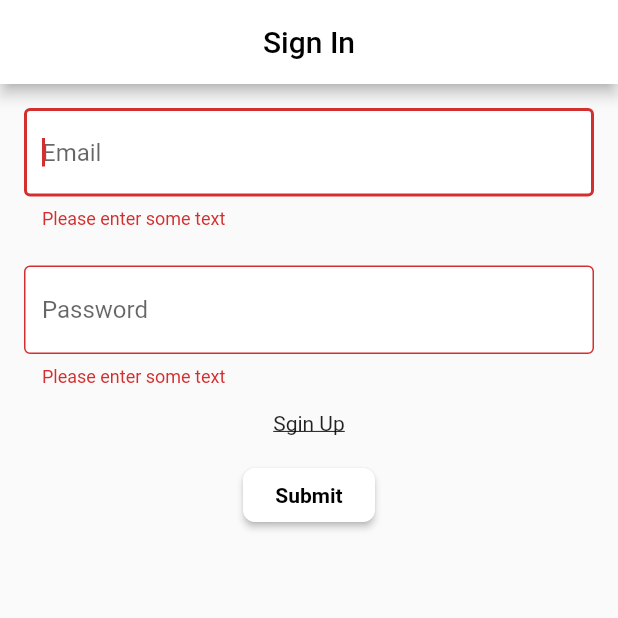
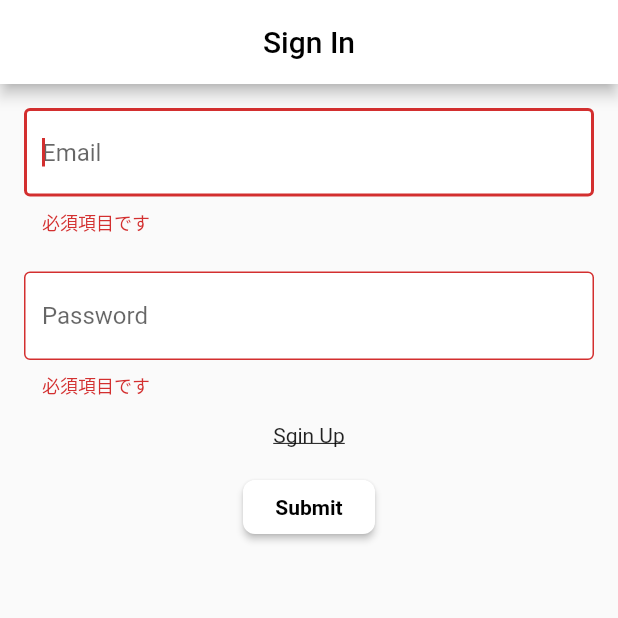
Before and after one commit to sugihararen/flutter_todo_app, a Flutter app: the screen it shows after launch, after a tap on "Submit", on a phone screen of 412 x 824 dp, the top half of it. Run offline on Flutter 3.47's test engine with Material 2 defaults, Android fonts, the phone set to English and light mode, and no system bars; our stand-ins replace cloud_firestore, firebase_auth, firebase_core, shared_preferences; accounts and stored records are empty.

Commit message:
Add Validator.

```diff
--- a/lib/screens/auth/sign_in_screen.dart
+++ b/lib/screens/auth/sign_in_screen.dart
@@ -1,16 +1,10 @@
 import 'package:flutter/material.dart';
 import 'package:flutter_todo_app/models/auth/sign_in_model.dart';
+import 'package:flutter_todo_app/shared/validator.dart';
 import 'package:flutter_todo_app/widget/overlay_loading.dart';
 import 'package:provider/provider.dart';
 
 class SignInScreen extends StatelessWidget {
-  String validator(String value) {
-    if (value.isEmpty) {
-      return 'Please enter some text';
-    }
-    return null;
-  }
-
   Future<void> onPressed(BuildContext context, SignInModel signInModel) async {
     if (signInModel.formKey.currentState.validate()) {
       final response = await signInModel.signIn();
@@ -80,7 +74,7 @@ class SignInScreen extends StatelessWidget {
                             ),
                           ),
                           autofocus: true,
-                          validator: validator,
+                          validator: (String value) => Validator.email(value),
                           onChanged: (String value) =>
                               signInModel.email = value.trim(),
                         ),
@@ -102,7 +96,7 @@ class SignInScreen extends StatelessWidget {
                           ),
                           autofocus: true,
                           obscureText: true,
-                          validator: validator,
+                          validator: (String value) => Validator.empty(value),
                           onChanged: (String value) =>
                               signInModel.password = value.trim(),
                         ),
--- /dev/null
+++ b/lib/shared/validator.dart
@@ -0,0 +1,19 @@
+class Validator {
+  static empty(String value) {
+    if (value.isEmpty) return '必須項目です';
+
+    return null;
+  }
+
+  static email(String value) {
+    if (value.isEmpty) return '必須項目です';
+
+    bool emailValid = RegExp(
+            r"^[a-zA-Z0-9.a-zA-Z0-9.!#$%&'*+-/=?^_`{|}~]+@[a-zA-Z0-9]+\.[a-zA-Z]+")
+        .hasMatch(value);
+
+    if (emailValid) return null;
+
+    return '不正な値です';
+  }
+}
```
Also changed, not shown: lib/screens/auth/sign_up_screen.dart (+3 -9 lines), lib/screens/todo/todo_form.dart (+2 -8 lines).
